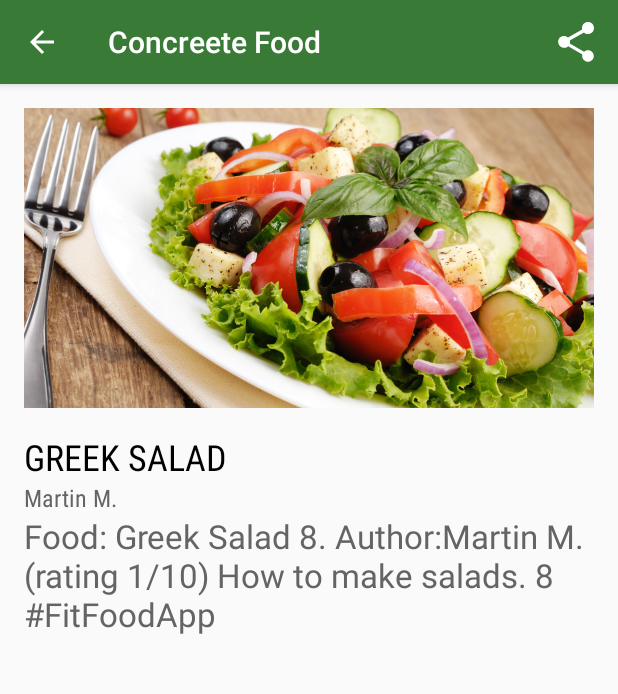
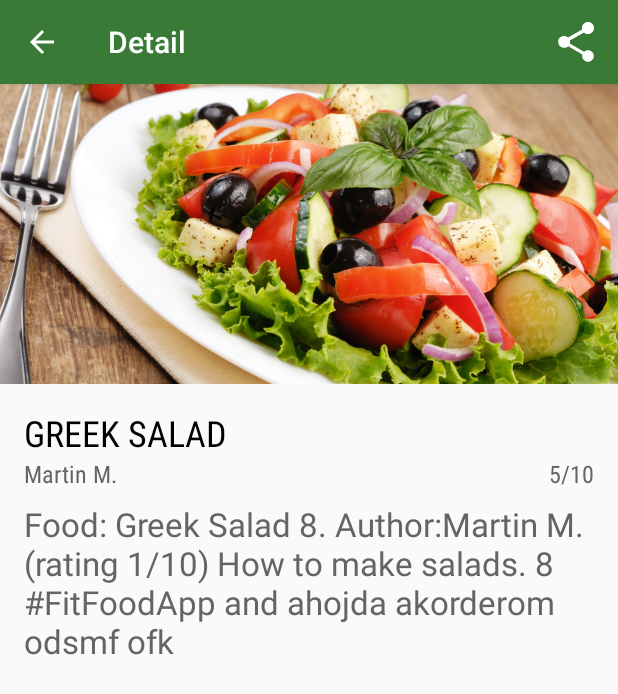
Before and after one commit to mariskamartin/FitFood, an Android app: the FoodDetailFragment screen opened directly, with no data from a screen before it, on a phone screen of 412 x 824 dp. Shown: the top 694 px of the screen. Run offline under Robolectric (Android 15) with nearby library versions, the phone set to English and light mode, and no system bars; 1 statement that could not run was skipped.

Commit message:
relayout II.

```diff
--- a/FitFood/app/src/main/java/com/gmail/mariska/fitfood/FoodDetailFragment.java
+++ b/FitFood/app/src/main/java/com/gmail/mariska/fitfood/FoodDetailFragment.java
@@ -57,19 +57,15 @@ public class FoodDetailFragment extends Fragment implements LoaderManager.Loader
     private final String LOG_TAG = FoodDetailFragment.class.getSimpleName();
     private final static String FOOD_SHARE_HASHTAG = "#FitFoodApp";
 
+    private ShareActionProvider mShareActionProvider;
     private String mFoodTxt;
-    private ShareActionProvider mShareActionProvider;
-    private ImageView mIconView;
-    private TextView mDateView;
-    private TextView mFriendlyDateView;
-    private TextView mForecastView;
-    private TextView mHighView;
-    private TextView mLowView;
-    private TextView mWindView;
-    private TextView mHumidityView;
-    private TextView mPressureView;
-    private String mLocation;
     private Uri mUri;
+
+    private ImageView mImgView;
+    private TextView mAuthorView;
+    private TextView mFoodNameView;
+    private TextView mFoodTextView;
+    private TextView mRatingView;
 
     public FoodDetailFragment() {
         setHasOptionsMenu(true); //for onCreateOptionMenu
@@ -77,8 +73,9 @@ public class FoodDetailFragment extends Fragment implements LoaderManager.Loader
 
     @Override
     public void onCreateOptionsMenu(Menu menu, MenuInflater inflater) {
-        inflater.inflate(R.menu.food_detail_fragment, menu);
+        inflater.inflate(R.menu.food_detail_menu_fragment, menu);
 
+        //adds Share provider
         MenuItem menuItem = menu.findItem(R.id.action_share);
         mShareActionProvider = (ShareActionProvider) MenuItemCompat.getActionProvider(menuItem);
         if (mShareActionProvider != null) {
@@ -96,10 +93,11 @@ public class FoodDetailFragment extends Fragment implements LoaderManager.Loader
            mUri = arguments.getParcelable(FoodDetailFragment.DETAIL_URI);
         }
         View view = inflater.inflate(R.layout.fragment_food_detail, container, false);
-        mIconView = (ImageView) view.findViewById(R.id.detail_icon);
-        mDateView = (TextView) view.findViewById(R.id.detail_date_textview);
-        mFriendlyDateView = (TextView) view.findViewById(R.id.detail_day_textview);
-        mForecastView = (TextView) view.findViewById(R.id.detail_forecast_textview);
+        mImgView = (ImageView) view.findViewById(R.id.detail_img_icon);
+        mAuthorView = (TextView) view.findViewById(R.id.detail_author_textview);
+        mFoodNameView = (TextView) view.findViewById(R.id.detail_food_name_textview);
+        mFoodTextView = (TextView) view.findViewById(R.id.detail_food_text_textview);
+        mRatingView = (TextView) view.findViewById(R.id.detail_rating_textview);
         return view;
     }
 
@@ -125,18 +123,18 @@ public class FoodDetailFragment extends Fragment implements LoaderManager.Loader
         }
         Log.v(LOG_TAG, "onLoadFinished - loading");
 
-        //TODO ... detail content
+        String foodName = cursor.getString(COL_FOOD_NAME);
+        String foodText = cursor.getString(COL_FOOD_TEXT);
+        String author = cursor.getString(COL_FOOD_AUTHOR);
+        String rating = cursor.getInt(COL_FOOD_RATING) + "/10";
 
-        mIconView.setImageResource(R.drawable.greeksalad);
-
-        String foodName = cursor.getString(FoodListFragment.COL_FOOD_NAME);
-        String foodText = cursor.getString(FoodListFragment.COL_FOOD_TEXT);
-        String author = cursor.getString(FoodListFragment.COL_FOOD_AUTHOR);
-        String rating = cursor.getInt(FoodListFragment.COL_FOOD_RATING) + "/10";
         mFoodTxt = String.format("Food: %s\nAuthor:%s (rating %s)\n%s\n", foodName, author, rating, foodText);
 
-        mForecastView.setText(mFoodTxt);
-
+        mImgView.setImageResource(R.drawable.greeksalad);
+        mFoodNameView.setText(foodName);
+        mAuthorView.setText(author);
+        mRatingView.setText(rating);
+        mFoodTextView.setText(foodText);
 
         // If onCreateOptionsMenu has already happened, we need to update the share intent now.
         if (mShareActionProvider != null) {
--- a/FitFood/app/src/main/java/com/gmail/mariska/fitfood/FoodListAdapter.java
+++ b/FitFood/app/src/main/java/com/gmail/mariska/fitfood/FoodListAdapter.java
@@ -46,7 +46,7 @@ public class FoodListAdapter extends CursorAdapter {
 
         viewHolder.foodNameView.setText(cursor.getString(FoodListFragment.COL_FOOD_NAME));
         viewHolder.authorView.setText(cursor.getString(FoodListFragment.COL_FOOD_AUTHOR));
-        viewHolder.ratingView.setText("Rating " + cursor.getInt(FoodListFragment.COL_FOOD_RATING) + "/10");
+        viewHolder.ratingView.setText(String.valueOf(cursor.getInt(FoodListFragment.COL_FOOD_RATING)));
         viewHolder.dateView.setText(dateFormat.format(cursor.getLong(FoodListFragment.COL_FOOD_UPDATED)));
     }
 
--- a/FitFood/app/src/main/java/com/gmail/mariska/fitfood/FoodListFragment.java
+++ b/FitFood/app/src/main/java/com/gmail/mariska/fitfood/FoodListFragment.java
@@ -110,7 +110,7 @@ public class FoodListFragment extends Fragment implements LoaderManager.LoaderCa
     //methods for cursor loader
     @Override
     public Loader<Cursor> onCreateLoader(int id, Bundle args) {
-        String sortOrder = FoodEntry.COLUMN_CREATED + " ASC";
+        String sortOrder = FoodEntry.COLUMN_CREATED + " DESC";
         Uri weatherForLocationUri = FoodEntry.buildFoodAllUri();
         return new CursorLoader(getActivity(), weatherForLocationUri, FOOD_COLUMNS, null, null, sortOrder);
     }
--- a/FitFood/app/src/main/java/com/gmail/mariska/fitfood/MainActivity.java
+++ b/FitFood/app/src/main/java/com/gmail/mariska/fitfood/MainActivity.java
@@ -65,7 +65,7 @@ public class MainActivity extends ActionBarActivity implements FoodListFragment.
         for (int i = 0; i < 10; i++) {
             ContentValues testValues = createSaladFoodValues(i);
             long rowId = db.insert(FitFoodContract.FoodEntry.TABLE_NAME, null, testValues);
-            Log.d(LOG_TAG, "iserted rodID = " + rowId);
+            Log.d(LOG_TAG, "inserted rodID = " + rowId);
         }
         db.close();
 
--- a/FitFood/app/src/main/java/com/gmail/mariska/fitfood/Utility.java
+++ b/FitFood/app/src/main/java/com/gmail/mariska/fitfood/Utility.java
@@ -10,7 +10,7 @@ import java.text.SimpleDateFormat;
  * Created by mar on 23. 3. 2015.
  */
 public final class Utility {
-    public static final String DATE_FORMAT = "dd.MM.yyyy";
+    public static final String DATE_FORMAT = "dd.MM.yy";
 
     /**
      * Helper method to convert the database representation of the date into something to display
--- a/FitFood/app/src/main/res/layout/fragment_food_detail.xml
+++ b/FitFood/app/src/main/res/layout/fragment_food_detail.xml
@@ -5,46 +5,69 @@
 
     <LinearLayout
         android:gravity="center_vertical"
-        android:layout_gravity="left"
         android:layout_height="wrap_content"
         android:layout_width="match_parent"
-        android:orientation="vertical"
-        android:padding="16dp">
+        android:orientation="vertical">
 
         <ImageView
-            android:id="@+id/detail_icon"
+            android:id="@+id/detail_img_icon"
             android:layout_width="match_parent"
             android:layout_height="200dp"
             android:src="@drawable/greeksalad"
             android:scaleType="centerCrop" />
 
+        <LinearLayout
+            android:orientation="vertical"
+            android:layout_width="fill_parent"
+            android:layout_height="fill_parent"
+            android:padding="16dp">
+
             <TextView
                 android:fontFamily="sans-serif-condensed"
-            android:id="@+id/detail_day_textview"
+                android:id="@+id/detail_food_name_textview"
                 android:layout_height="wrap_content"
                 android:layout_width="match_parent"
                 android:textColor="@color/black"
                 android:textSize="24sp"
-            android:text="GREEK SALAD"
-            android:layout_marginTop="16dp" />
+                android:text="GREEK SALAD" />
+
+            <LinearLayout
+                android:orientation="horizontal"
+                android:layout_width="fill_parent"
+                android:layout_height="fill_parent">
 
                 <TextView
                     android:fontFamily="sans-serif-condensed"
-            android:id="@+id/detail_date_textview"
+                    android:id="@+id/detail_author_textview"
                     android:layout_height="wrap_content"
-            android:layout_width="match_parent"
+                    android:layout_width="0dp"
                     android:textColor="@color/grey_700"
                     android:textSize="16sp"
-            android:text="Martin M." />
+                    android:text="Martin M."
+                    android:layout_weight="5" />
 
                 <TextView
-            android:id="@+id/detail_forecast_textview"
+                    android:fontFamily="sans-serif-condensed"
+                    android:id="@+id/detail_rating_textview"
+                    android:layout_height="wrap_content"
+                    android:layout_width="0dp"
+                    android:textColor="@color/grey_700"
+                    android:textSize="16sp"
+                    android:text="5/10"
+                    android:layout_weight="1"
+                    android:gravity="end" />
+            </LinearLayout>
+
+            <TextView
+                android:id="@+id/detail_food_text_textview"
                 android:layout_width="match_parent"
                 android:layout_height="0dp"
                 android:textAppearance="?android:textAppearanceLarge"
                 android:textColor="@color/grey_700"
-            android:text="Food: Greek Salad 8. Author:Martin M. (rating 1/10) How to make salads. 8 #FitFoodApp"
-            android:layout_weight="1" />
+                android:text="Food: Greek Salad 8. Author:Martin M. (rating 1/10) How to make salads. 8 #FitFoodApp and ahojda akorderom odsmf ofk "
+                android:layout_weight="1"
+                android:layout_marginTop="8dp" />
+        </LinearLayout>
 
 
     </LinearLayout>
--- a/FitFood/app/src/main/res/layout/fragment_main.xml
+++ b/FitFood/app/src/main/res/layout/fragment_main.xml
@@ -3,8 +3,6 @@
     android:layout_width="match_parent"
     android:layout_height="match_parent"
     android:paddingBottom="@dimen/activity_vertical_margin"
-    android:paddingLeft="@dimen/activity_horizontal_margin"
-    android:paddingRight="@dimen/activity_horizontal_margin"
     android:paddingTop="@dimen/activity_vertical_margin"
     tools:context=".MainActivity$PlaceholderFragment">
 
--- a/FitFood/app/src/main/res/values/dimens.xml
+++ b/FitFood/app/src/main/res/values/dimens.xml
@@ -1,5 +1,5 @@
 <resources>
     <!-- Default screen margins, per the Android Design guidelines. -->
-    <dimen name="activity_horizontal_margin">16dp</dimen>
-    <dimen name="activity_vertical_margin">16dp</dimen>
+    <dimen name="activity_horizontal_margin">8dp</dimen>
+    <dimen name="activity_vertical_margin">8dp</dimen>
 </resources>
--- a/FitFood/app/src/main/res/values/strings.xml
+++ b/FitFood/app/src/main/res/values/strings.xml
@@ -3,8 +3,11 @@
     <string name="app_name">FitFood</string>
     <string name="hello_world">Hello world Martin!</string>
 
+    <string name="action_share">Share</string>
     <string name="action_settings">Settings</string>
     <string name="action_refresh">Refresh</string>
+
+    <string name="title_activity_food_detail">Detail</string>
 
     <string name="today">Dnes</string>
     <string name="tomorrow">Zítra</string>
@@ -13,7 +16,5 @@
     <!-- SyncAdapter related -->
     <string name="sync_account_type">fitfood.mariska.gmail.com</string>
     <string name="content_authority">com.gmail.mariska.fitfood</string>
-    <string name="action_share">Share</string>
-    <string name="title_activity_food_detail">Concreete Food</string>
 
 </resources>
```
Also changed, not shown: FitFood/app/src/main/res/layout/food_list_item.xml (+24 -13 lines), FitFood/app/src/main/res/menu/food_detail_menu_fragment.xml (renamed from FitFood/app/src/main/res/menu/food_detail_fragment.xml). Lines whose indentation alone changed are shown as unchanged.
